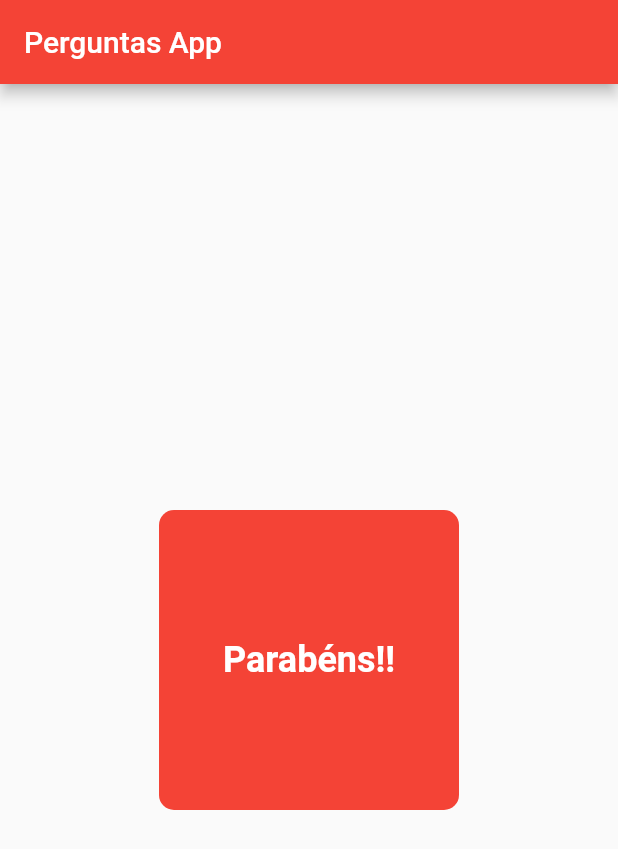
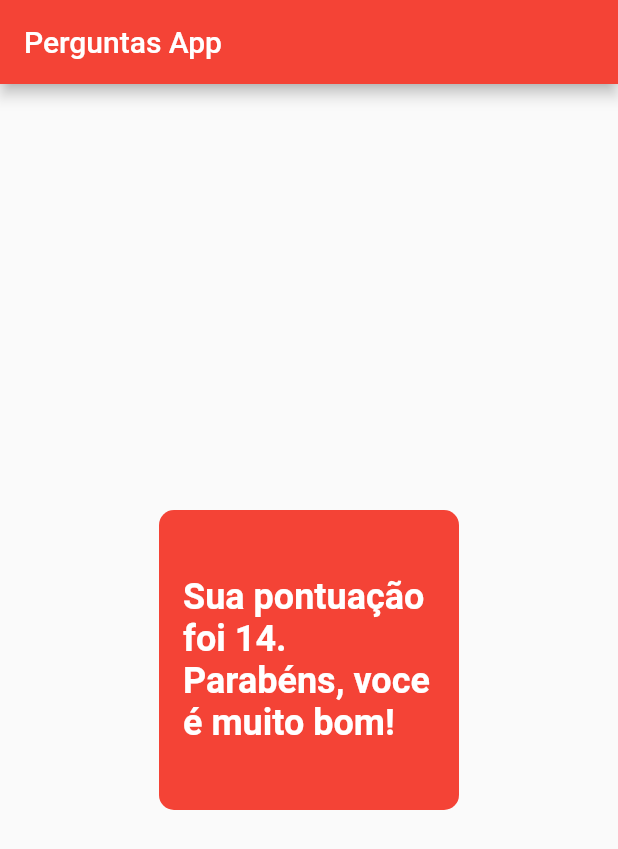
Before and after one commit to Grazinascito/Projetos-do-curso-flutter-da-coder, a Flutter app: the screen it shows after launch, after a tap on "Morgana", after a tap on "Preto", after a tap on "HIP-HOP/RAP", on a phone screen of 412 x 824 dp. Shown: the top 849 px of the screen. Run offline on Flutter 3.47's test engine with Material 2 defaults, Android fonts, the phone set to English and light mode, and no system bars.

Commit message:
adicionando sistema de pontos

```diff
--- a/section_2/projeto_perguntas/lib/main.dart
+++ b/section_2/projeto_perguntas/lib/main.dart
@@ -1,8 +1,6 @@
 // ignore_for_file: prefer_const_constructors
 import 'package:flutter/material.dart';
-import 'package:projeto_perguntas/respostas.dart';
 import 'package:projeto_perguntas/resultado.dart';
-import './questao.dart';
 import 'questionario.dart';
 
 main() {
@@ -10,41 +8,56 @@ main() {
 }
 
 class _PerguntaAppState extends State<PerguntaApp> {
-  @override
   final _perguntas = const [
     {
       "pergunta": "Qual é o meu campeão favorito no lol?",
-      "respostas": ["Morgana", "Zed", "Quinn", "Lee sin"]
+      "respostas": [
+        {"texto": "Morgana", "pontos": 1},
+        {"texto": "Zed", "pontos": 5},
+        {"texto": "Quinn", "pontos": 10},
+        {"texto": "Lee sin", "pontos": 3},
+      ]
     },
     {
       "pergunta": "Qual é a minha cor favorita?",
-      "respostas": ["Rosa", "Preto", "Vermelho", "Cinza"]
+      "respostas": [
+        {"texto": "Rosa", "pontos": 5},
+        {"texto": "Preto", "pontos": 10},
+        {"texto": "Vermelho", "pontos": 1},
+        {"texto": "Cinza", "pontos": 3},
+      ]
     },
     {
       "pergunta": "Qual é o meu estilo musical favorito?",
-      "respostas": ["R&B", "JAZZ", "HIP-HOP/RAP", "FUNK"]
+      "respostas": [
+        {"texto": "R&B", "pontos": 10},
+        {"texto": "JAZZ", "pontos": 5},
+        {"texto": "HIP-HOP/RAP", "pontos": 3},
+        {"texto": "FUNK", "pontos": 1},
+      ]
     },
   ];
 
   var _incremente = 0;
+  var _pontosTotais = 0;
 
-    bool get temPerguntaSelecionada {
+  bool get temPerguntaSelecionada {
     return _incremente < _perguntas.length;
   }
 
-  void _responder() {
-    if(temPerguntaSelecionada){
+  void _responder(int pontos) {
+    if (temPerguntaSelecionada) {
+      setState(() {
+        _incremente++;
+        _pontosTotais += pontos;
+      });
+    }
 
-    setState(() {
-      _incremente++;
-    });
-    }
+    print(_pontosTotais);
   }
-
 
   @override
   Widget build(BuildContext context) {
-
     return MaterialApp(
       debugShowCheckedModeBanner: false,
       home: Scaffold(
@@ -52,9 +65,12 @@ class _PerguntaAppState extends State<PerguntaApp> {
           backgroundColor: Colors.red,
           title: Text('Perguntas App', style: TextStyle(color: Colors.white)),
         ),
-        body: temPerguntaSelecionada? Questionario(
-          perguntas: _perguntas, incremente: _incremente, responder: _responder
-          ) : Resultado(),
+        body: temPerguntaSelecionada
+            ? Questionario(
+                perguntas: _perguntas,
+                incremente: _incremente,
+                responder: _responder)
+            : Resultado(_pontosTotais),
       ),
     );
   }
--- a/section_2/projeto_perguntas/lib/questionario.dart
+++ b/section_2/projeto_perguntas/lib/questionario.dart
@@ -6,7 +6,7 @@ class Questionario extends StatelessWidget {
 
   final List<Map<String, Object>> perguntas;
   final int incremente;
-  final void Function() responder;
+  final void Function(int) responder;
 
   const Questionario({
     required this.perguntas,
@@ -21,11 +21,15 @@ class Questionario extends StatelessWidget {
   @override
   Widget build(BuildContext context) {
 
-    List<String> respostas = temPerguntaSelecionada?
-    perguntas[incremente]["respostas"] as List<String> : [];
+    List<Map<String, Object>>respostas = temPerguntaSelecionada?
+    perguntas[incremente].cast()["respostas"] : [];
 
     List<Widget> minhaListaWidget =
-    respostas.map((textResp) => Resposta(textResp, responder)).toList();
+    respostas
+    .map((textResp) => Resposta(textResp["texto"]
+    .toString(), () => responder(int.parse(textResp["pontos"]
+    .toString()))))
+    .toList();
 
     return Column(
         children: [
--- a/section_2/projeto_perguntas/lib/resultado.dart
+++ b/section_2/projeto_perguntas/lib/resultado.dart
@@ -1,7 +1,18 @@
 import 'package:flutter/material.dart';
 
 class Resultado extends StatelessWidget {
-  const Resultado({ Key? key }) : super(key: key);
+  final int pontos;
+  Resultado(this.pontos);
+
+  String get fraseResultado {
+    if (pontos < 8) {
+      return "Sua pontuação foi $pontos, pode melhorar.";
+    } else if (pontos < 12) {
+      return "Sua pontuação foi $pontos. Parabéns, mas pode melhorar.";
+    } else {
+      return "Sua pontuação foi $pontos. Parabéns, voce é muito bom!";
+    }
+  }
 
   @override
   Widget build(BuildContext context) {
@@ -15,9 +26,10 @@ class Resultado extends StatelessWidget {
             borderRadius: BorderRadius.circular(10),
           ),
           alignment: Alignment.center,
-
-                child: const Text("Parabéns!!",
-                style: TextStyle(
+          padding: const EdgeInsets.all(16),
+          child: Text(
+            fraseResultado,
+            style: const TextStyle(
               color: Colors.white,
               fontWeight: FontWeight.bold,
               fontSize: 24,
```
Lines whose indentation alone changed are shown as unchanged.
